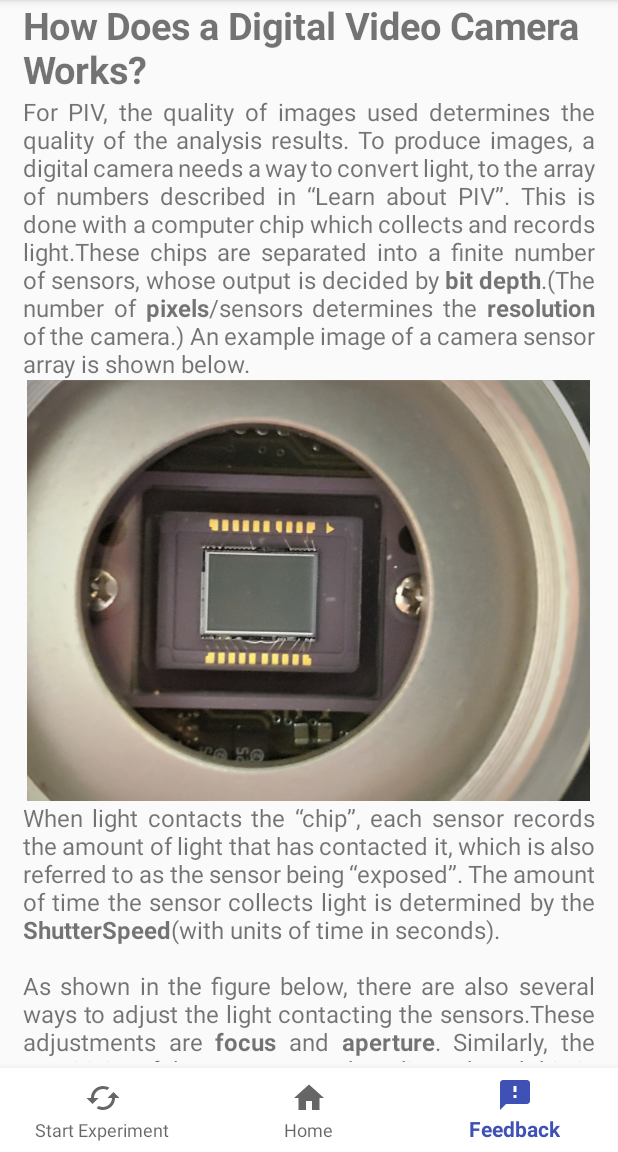
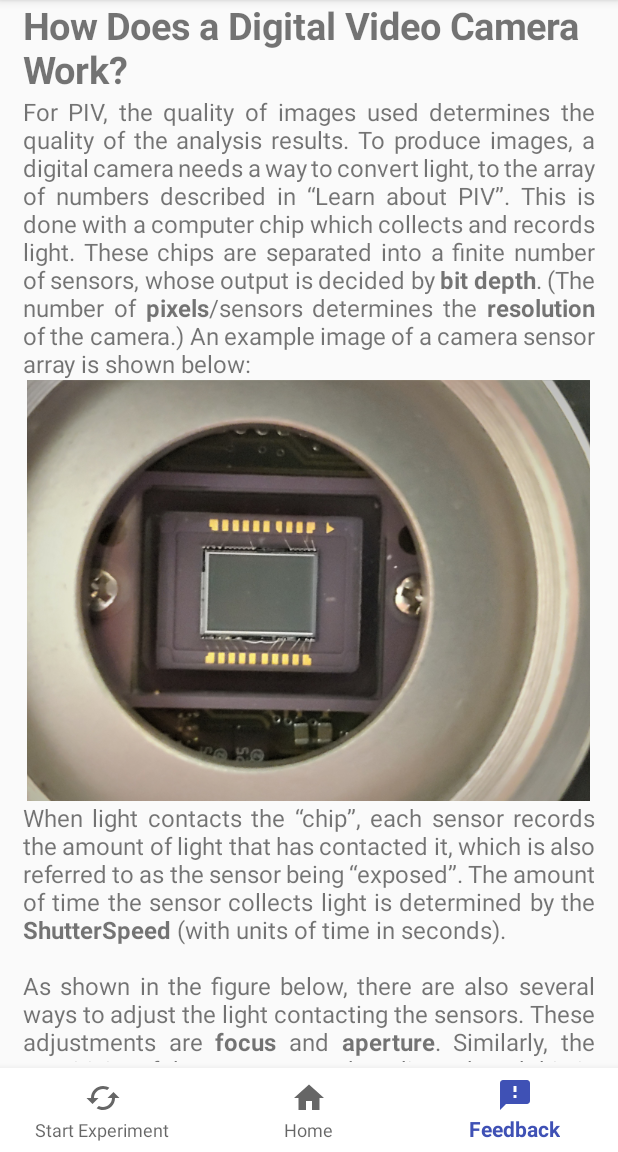
Before and after one commit to adibhouraskar2606/mi-PIV, an Android app: the Imaging1 screen opened directly, with no data from a screen before it, item 3 of the bottom bar chosen, on a phone screen of 412 x 824 dp, the part 84-1236 px from its top. Run offline under Robolectric (Android 15) with nearby library versions, the phone set to English and light mode, and no system bars.

Commit message:
Made all necessary grammar changes in the 'LEARN ABOUT IMAGING' category.

```diff
--- a/mi-PIV/app/src/main/java/com/onrpiv/gui/Imaging1.java
+++ b/mi-PIV/app/src/main/java/com/onrpiv/gui/Imaging1.java
@@ -18,22 +18,22 @@ public class Imaging1 extends LearnImagingDummy {
         super.onCreate(savedInstanceState);
         setContentView(R.layout.activity_imaging1);
         TextView t0 = (TextView)findViewById(R.id.imaging1TextView0);
-        t0.setText("How Does a Digital Video Camera Works?");
+        t0.setText("How Does a Digital Video Camera Work?");
         t0.setTextSize(headerTextSize);
 //        TextView t1 = (TextView)findViewById(R.id.imaging1TextView1);
 //        t1.setText("\nHow does a digital video camera work?\n");
         TextView t2 = (TextView)findViewById(R.id.imaging1TextView2);
-        String html1 = "\nFor PIV, the quality of images used determines the quality of the analysis results. To produce images, a digital camera needs a way to convert light, to the array of numbers described in “Learn about PIV”. This is done with a computer chip which collects and records light.These chips are separated into a finite number of sensors, whose output is decided by <b>bit depth</b>.(The number of <b>pixels</b>/sensors determines the <b>resolution</b> of the camera.) An example image of a camera sensor array is shown below.";
+        String html1 = "\nFor PIV, the quality of images used determines the quality of the analysis results. To produce images, a digital camera needs a way to convert light, to the array of numbers described in “Learn about PIV”. This is done with a computer chip which collects and records light. These chips are separated into a finite number of sensors, whose output is decided by <b>bit depth</b>. (The number of <b>pixels</b>/sensors determines the <b>resolution</b> of the camera.) An example image of a camera sensor array is shown below:";
         t2.setText(Html.fromHtml(html1));
         t2.setJustificationMode(Layout.JUSTIFICATION_MODE_INTER_WORD);
         //image
         TextView t3 = (TextView)findViewById(R.id.imaging1TextView3);
-        String html2 = "When light contacts the “chip”, each sensor records the amount of light that has contacted it, which is also referred to as the sensor being “exposed”. The amount of time the sensor collects light is determined by the <b>ShutterSpeed</b>(with units of time in seconds).<br><br>As shown in the figure below, there are also several ways to adjust the light contacting the sensors.These adjustments are <b>focus</b> and <b>aperture</b>. Similarly, the sensitivity of the sensors may be adjusted, and this is referred to as ISO.As a further reading of these term definitions will show, PIV imaging requires a trade-off of the good and bad aspects of allowing more and less light through by adjusting shutter speed, aperture, and ISO.";
+        String html2 = "When light contacts the “chip”, each sensor records the amount of light that has contacted it, which is also referred to as the sensor being “exposed”. The amount of time the sensor collects light is determined by the <b>ShutterSpeed</b> (with units of time in seconds).<br><br>As shown in the figure below, there are also several ways to adjust the light contacting the sensors. These adjustments are <b>focus</b> and <b>aperture</b>. Similarly, the sensitivity of the sensors may be adjusted, and this is referred to as ISO. As a further reading of these term definitions will show, PIV imaging requires a trade-off of the good and bad aspects of allowing more and less light through by adjusting shutter speed, aperture, and ISO.";
         t3.setText(Html.fromHtml(html2));
         t3.setJustificationMode(Layout.JUSTIFICATION_MODE_INTER_WORD);
         //image
         TextView t4 = (TextView)findViewById(R.id.imaging1TextView4);
-        String html3 = "To record a video, a camera repeats the imaging process described above multiple times. The images, referred to as “frames”, are recorded in finite time intervals. The rate at which these images are taken is referred to as <b>framerate</b> with units of frames per second(fps).";
+        String html3 = "To record a video, a camera repeats the imaging process described above multiple times. The images, referred to as “frames”, are recorded in finite time intervals. The rate at which these images are taken is referred to as <b>framerate</b> with units of frames per second (fps).";
         t4.setText(Html.fromHtml(html3));
         t4.setJustificationMode(Layout.JUSTIFICATION_MODE_INTER_WORD);
         TextView[] textViews = {t2,t3,t4};
--- a/mi-PIV/app/src/main/java/com/onrpiv/gui/Imaging2.java
+++ b/mi-PIV/app/src/main/java/com/onrpiv/gui/Imaging2.java
@@ -21,7 +21,7 @@ public class Imaging2 extends LearnImagingDummy {
         t0.setText("Bit Depth");
         t0.setTextSize(headerTextSize);
         TextView t1 = (TextView)findViewById(R.id.imaging2TextView1);
-        String html1 = "Each sensor stores a number, which indicates the amount of light that contacted it while the sensor was exposed.Due to the limitations of computers, these numbers are limited by the amount of bits which describe each sensor reading, or the value of a pixel. To understand bit depth, we must first recognize that current computers may store only ones and zeros. The number of ones and zeros per sensor output (bits) determines bit depth. In other words, bit depth describes the number of values each pixel may take. If the image has bit depth of one, the image may take two values: 0 or 1. However, if an image has a bit depth of 2, four different values may be stored: 00, 01, 10, 11. Similarly, if an image has a bit depth of 3, eight different values may be stored: 000, 001, 010, 011, 100, 101, 110, and 111. This pattern continues where the number of values each pixel may take is described as:";
+        String html1 = "Each sensor stores a number, which indicates the amount of light that contacted it while the sensor was exposed. Due to the limitations of computers, these numbers are limited by the amount of bits which describe each sensor reading, or the value of a pixel. To understand bit depth, we must first recognize that current computers may store only ones and zeros. The number of ones and zeros per sensor output (bits) determines bit depth. In other words, bit depth describes the number of values each pixel may take. If the image has bit depth of one, the image may take two values: 0 or 1. However, if an image has a bit depth of 2, four different values may be stored: 00, 01, 10, 11. Similarly, if an image has a bit depth of 3, eight different values may be stored: 000, 001, 010, 011, 100, 101, 110, and 111. This pattern continues where the number of values each pixel may take is described as:";
         t1.setText(Html.fromHtml(html1));
         t1.setJustificationMode(Layout.JUSTIFICATION_MODE_INTER_WORD);
         //image
--- a/mi-PIV/app/src/main/java/com/onrpiv/gui/Imaging3.java
+++ b/mi-PIV/app/src/main/java/com/onrpiv/gui/Imaging3.java
@@ -24,7 +24,7 @@ public class Imaging3 extends LearnImagingDummy {
         t1.setText("A pixel is a small square area of light which makes up an image. The amount of pixels in an image determines the image resolution. An example of how pixels make an image is shown below:");
         t1.setJustificationMode(Layout.JUSTIFICATION_MODE_INTER_WORD);
         TextView t2 = (TextView)findViewById(R.id.imaging3TextView2);
-        String html1 = "To use pixels in PIV, we calibrate the image. Commonly, image calibration begins with a photo taken by the camera of something of a known length (e.g., a ruler). By identifying the number of pixels that is equivalent to the known length of the item, experimenters can determine a conversion between pixels and length (e.g. meters, inches). For example, consider a calibrated image that has 100 pixels per inch,if an area of fluid moves 10 pixels between frames, we find that the displacement is 10/100 inches or 0.1 inches.To convert framerate to time,and find velocity see the framerate term description. Note: the calibration is only valid for the camera and laser sheet at a set distance apart, and the calibration is only valid along the plane used to calibrate the image.";
+        String html1 = "To use pixels in PIV, we calibrate the image. Commonly, image calibration begins with a photo taken by the camera of something of a known length (e.g., a ruler). By identifying the number of pixels that is equivalent to the known length of the item, experimenters can determine a conversion between pixels and length (e.g. meters, inches). For example, consider a calibrated image that has 100 pixels per inch, if an area of fluid moves 10 pixels between frames, we find that the displacement is 10/100 inches or 0.1 inches. To convert framerate to time, and find velocity see the framerate term description. Note: the calibration is only valid for the camera and laser sheet at a set distance apart, and the calibration is only valid along the plane used to calibrate the image.";
         t2.setText(Html.fromHtml(html1));
         t2.setJustificationMode(Layout.JUSTIFICATION_MODE_INTER_WORD);
         TextView[] textViews = {t1,t2};
--- a/mi-PIV/app/src/main/java/com/onrpiv/gui/Imaging5.java
+++ b/mi-PIV/app/src/main/java/com/onrpiv/gui/Imaging5.java
@@ -22,7 +22,7 @@ public class Imaging5 extends LearnImagingDummy {
         t0.setText("Shutter Speed");
         t0.setTextSize(headerTextSize);
         TextView t8 = (TextView)findViewById(R.id.learnImagingTextView8);
-        String html6 = "To allow light to reach the sensor, the shutter has to open and then close(or in the case of electronic shutter, the sensors must be turned on and then off). The amount of time the shutter spends open is referred to as shutter speed and is measured by the amount of time open(on)in seconds.<br><br>Shutter speed has several important implications in PIV.One important consideration is particle image streaking or simply <b>streaking</b>. The amount of distance a particle moves while the shutter is open is recorded by the camera.As PIV measures movement between frames, particles which are “streaked” make the movement between frames harder to correlate.By decreasing the shutter speed,streaking is reduced. However, the amount of light which hits each sensor is decreased, as the time each sensor is exposed is decreased. The following images have a decreasing shutter speed. To keep the particles visible,the ISO has been adjusted across these images.<br>";
+        String html6 = "To allow light to reach the sensor, the shutter has to open and then close (or in the case of electronic shutter, the sensors must be turned on and then off). The amount of time the shutter spends open is referred to as shutter speed and is measured by the amount of time open (on) in seconds.<br><br>Shutter speed has several important implications in PIV. One important consideration is particle image streaking or simply <b>streaking</b>. The amount of distance a particle moves while the shutter is open is recorded by the camera. As PIV measures movement between frames, particles which are “streaked” make the movement between frames harder to correlate. By decreasing the shutter speed, streaking is reduced. However, the amount of light which hits each sensor is decreased, as the time each sensor is exposed is decreased. The following images have a decreasing shutter speed. To keep the particles visible, the ISO has been adjusted across these images.<br>";
         t8.setText(Html.fromHtml(html6));
         t8.setJustificationMode(Layout.JUSTIFICATION_MODE_INTER_WORD);
         TextView t36 = (TextView)findViewById(R.id.learnImagingTextView38);
@@ -63,7 +63,7 @@ public class Imaging5 extends LearnImagingDummy {
         t31.setText("Shutter Speed: 1/320s");
         //image
         TextView t9 = (TextView)findViewById(R.id.learnImagingTextView9);
-        String html7 = "For these reasons, the shutter speed should be reduced as much as necessary to eliminate streaking, while still allowing the particles to be seen. The light is also impacted by the aperture and ISO. Another important consideration is that as the framerate decreases,the maximum shutter speed decreases, as the shutter must open and shut for each frame to be recorded.";
+        String html7 = "For these reasons, the shutter speed should be reduced as much as necessary to eliminate streaking, while still allowing the particles to be seen. The light is also impacted by the aperture and ISO. Another important consideration is that as the framerate decreases, the maximum shutter speed decreases, as the shutter must open and shut for each frame to be recorded.";
         t9.setText(Html.fromHtml(html7));
         t9.setJustificationMode(Layout.JUSTIFICATION_MODE_INTER_WORD);
         TextView[] textViews = {t8,t36,t22,t23,t24,t25,t26,t37,t27,t28,t29,t30,t31,t9,};
--- a/mi-PIV/app/src/main/java/com/onrpiv/gui/Imaging6.java
+++ b/mi-PIV/app/src/main/java/com/onrpiv/gui/Imaging6.java
@@ -26,13 +26,13 @@ public class Imaging6 extends LearnImagingDummy {
         t9.setJustificationMode(Layout.JUSTIFICATION_MODE_INTER_WORD);
         //image
         TextView t32 = (TextView)findViewById(R.id.learnImagingTextView32);
-        t32.setText("This is the same image with a resolution of540x540");
+        t32.setText("This is the same image with a resolution of 540x540:");
         //image
         TextView t33 = (TextView)findViewById(R.id.learnImagingTextView33);
-        t33.setText("This is the same image with a resolution of 270x270");
+        t33.setText("This is the same image with a resolution of 270x270:");
         //image
         TextView t34 = (TextView)findViewById(R.id.learnImagingTextView34);
-        t34.setText("This is the same image with a resolution of 120x120");
+        t34.setText("This is the same image with a resolution of 120x120:");
         //image
         TextView t10 = (TextView)findViewById(R.id.learnImagingTextView10);
         String html8 = "An interesting point to note is that the error in mI-PIV measurements is highly dependent on the resolution, as particles (and resultantly velocities) may only be “resolved” down to pixel size.";
--- a/mi-PIV/app/src/main/java/com/onrpiv/gui/Imaging8.java
+++ b/mi-PIV/app/src/main/java/com/onrpiv/gui/Imaging8.java
@@ -21,7 +21,7 @@ public class Imaging8 extends LearnImagingDummy {
         t0.setText("Frame Rate");
         t0.setTextSize(headerTextSize);
         TextView t12 = (TextView)findViewById(R.id.learnImagingTextView12);
-        String html10 = "Frame rate is the number of images (“frames”,)taken per second in a video. It is important to note, that in a single camera, increasing the framerate (less time between images) means a shorter maximum shutter speed, as the shutter must open and shut for each frame to be recorded. To apply the framerate, the time between images is simply 1/framerate. For example, if there are 30 frames per second, then a frame is taken every 1/30 seconds or .033 seconds.See <b>Pixel</b> for using this framerate to identify displacements. With the displacement, the velocity may be found as the displacement divided by time.";
+        String html10 = "Frame rate is the number of images (frames) taken per second in a video. It is important to note, that in a single camera, increasing the frame rate (less time between images) means a shorter maximum shutter speed, as the shutter must open and shut for each frame to be recorded. To apply the frame rate, the time between images is simply 1/frame rate. For example, if there are 30 frames per second, then a frame is taken every 1/30 seconds or .033 seconds. See <b>Pixel</b> for using this frame rate to identify displacements. With the displacement, the velocity may be found as the displacement divided by time.";
         t12.setText(Html.fromHtml(html10));
         t12.setTextSize(paraTextSize);
         t12.setJustificationMode(Layout.JUSTIFICATION_MODE_INTER_WORD);
--- a/mi-PIV/app/src/main/java/com/onrpiv/gui/Imaging9.java
+++ b/mi-PIV/app/src/main/java/com/onrpiv/gui/Imaging9.java
@@ -21,7 +21,7 @@ public class Imaging9 extends LearnImagingDummy {
         t0.setText("Aperture");
         t0.setTextSize(headerTextSize);
         TextView t12 = (TextView)findViewById(R.id.learnImagingTextView12);
-        String html10 = "The aperture is a variably sized opening the light passes through before reaching the sensors. The aperture allows more and less light to reach the sensors and is another way to adjust the brightness of the final image as shown below.";
+        String html10 = "The aperture is a variably sized opening that the light passes through before reaching the sensors. The aperture allows more and less light to reach the sensors and is another way to adjust the brightness of the final image as shown below.";
         t12.setText(Html.fromHtml(html10));
         t12.setJustificationMode(Layout.JUSTIFICATION_MODE_INTER_WORD);
         //image
--- a/mi-PIV/app/src/main/java/com/onrpiv/gui/LearnImagingDummy.java
+++ b/mi-PIV/app/src/main/java/com/onrpiv/gui/LearnImagingDummy.java
@@ -10,7 +10,7 @@ import android.widget.ListView;
 
 public class LearnImagingDummy extends LearnPIV {
 
-    String[] imagingArray = {"How does a digital Video Camera Work","Bit Depth","Pixel","ISO",
+    String[] imagingArray = {"How does a Digital Video Camera Work?","Bit Depth","Pixel","ISO",
             "Shutter Speed","Resolution","Focus","Frame Rate","Aperture"};
 
     @Override
--- a/mi-PIV/app/src/main/res/layout/activity_imaging7.xml
+++ b/mi-PIV/app/src/main/res/layout/activity_imaging7.xml
@@ -57,7 +57,7 @@
                 android:layout_width="wrap_content"
                 android:layout_height="wrap_content"
                 tools:ignore="MissingConstraints"
-                android:text="\nAn image slightly out of focus. Where the particle edges are blurred andnon-distinct."
+                android:text="\nAn image slightly out of focus. Where the particle edges are blurred and non-distinct."
                 android:drawableBottom="@drawable/focusex2"
                 android:layout_below="@id/learnImagingTextView11"/>
 
```
